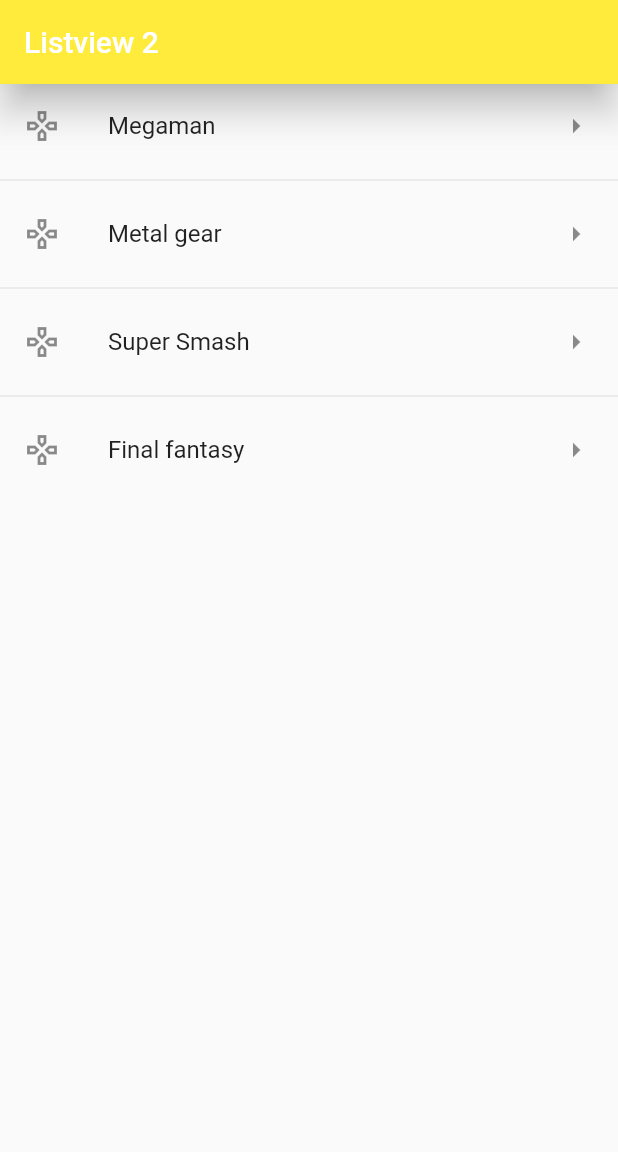
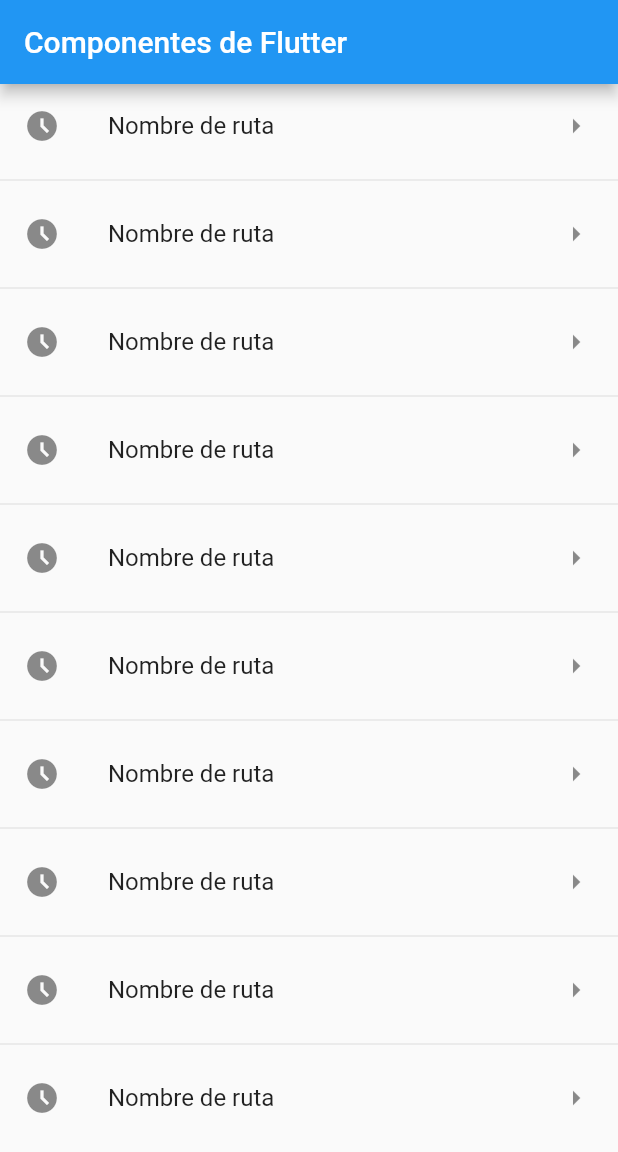
Before and after one commit to AlexanderMendivil/flutter_components, a Flutter app: the screen it shows after launch, on a phone screen of 412 x 824 dp. Shown: the top 1152 px of the screen. Run offline on Flutter 3.47's test engine with Material 2 defaults, Android fonts, the phone set to English and light mode, and no system bars.

Commit message:
Se agregaron rutas

```diff
--- a/lib/main.dart
+++ b/lib/main.dart
@@ -1,5 +1,4 @@
-import 'package:fl_components/screens/listview1_screen.dart';
-import 'package:fl_components/screens/listview2_screen.dart';
+import 'package:fl_components/screens/screens.dart';
 import 'package:flutter/material.dart';
 
 void main() => runApp(const MyApp());
@@ -9,11 +8,22 @@ class MyApp extends StatelessWidget {
 
   @override
   Widget build(BuildContext context) {
-    return const MaterialApp(
+    return MaterialApp(
       debugShowCheckedModeBanner: false,
       title: 'Material App',
       // home: Listview1Screen()
-       home: Listview2Screen(),
+      initialRoute: 'HomeScreen',
+       routes: {
+        'HomeScreen': (BuildContext context) => const HomeScreen(),
+        'listview1': (BuildContext context) => const Listview1Screen(),
+        'listview2': (BuildContext context) => const Listview2Screen(),
+        'alertScreen': (BuildContext context) => const AlertScreen(),
+        'CardScreen': (BuildContext context) => const CardScreen(),
+       },
+       onGenerateRoute: (settings) {
+        print(settings);
+       } ,
     );
+
   }
 }
--- /dev/null
+++ b/lib/screens/home_screen.dart
@@ -0,0 +1,25 @@
+import 'package:fl_components/screens/screens.dart';
+import 'package:flutter/material.dart';
+
+class HomeScreen extends StatelessWidget {
+
+  const HomeScreen({Key? key}) : super(key: key);
+
+  @override
+  Widget build(BuildContext context) {
+    return Scaffold(
+      appBar: AppBar(title: const Text('Componentes de Flutter'),),
+      body: ListView.separated(itemBuilder: (context, index) => ListTile(
+        leading: const Icon(Icons.access_time_filled),
+        trailing: const Icon(Icons.arrow_right),
+        title: const Text('Nombre de ruta'),
+        onTap: () {
+        //  final route = MaterialPageRoute(builder: (context) => const Listview1Screen(),);
+        //   Navigator.push(context, route);
+        Navigator.pushNamed(context, 'listview1');
+        }
+        ,),
+        separatorBuilder: (__, _) => const Divider() , itemCount: 10)
+    );
+  }
+}
--- /dev/null
+++ b/lib/screens/screens.dart
@@ -0,0 +1,5 @@
+export 'package:fl_components/screens/alert_screen.dart';
+export 'package:fl_components/screens/card_screen.dart';
+export 'package:fl_components/screens/home_screen.dart';
+export 'package:fl_components/screens/listview1_screen.dart';
+export 'package:fl_components/screens/listview2_screen.dart';
```
Also changed, not shown: lib/screens/alert_screen.dart (added, +15 -0 lines), lib/screens/card_screen.dart (added, +15 -0 lines).
